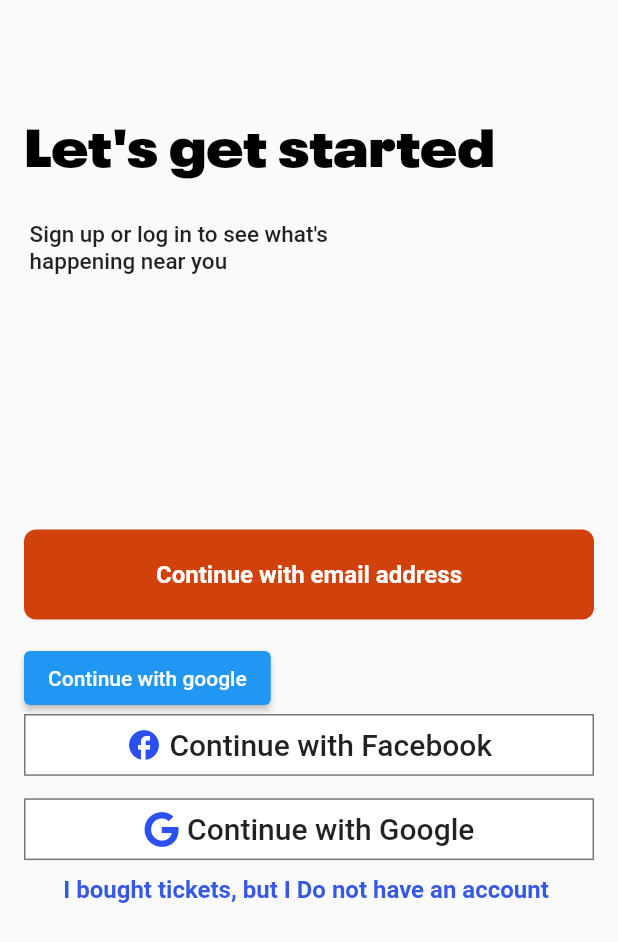
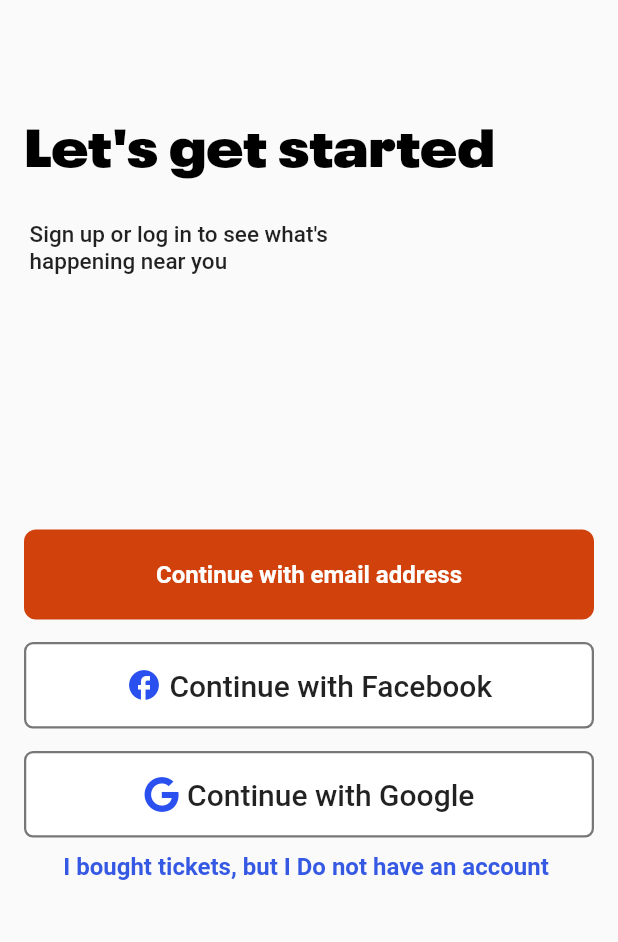
Before and after one commit to EventBriteClone/EventBrite_Clone_CrossPlatform, a Flutter app: the screen it shows after launch, item 3 of the bottom bar chosen, after a tap on "Log in", on a phone screen of 412 x 824 dp. Shown: the top 942 px of the screen. Run offline on Flutter 3.47's test engine with Material 2 defaults, Android fonts, the phone set to English and light mode, and no system bars; our stand-ins replace flutter_pw_validator, font_awesome_flutter, google_sign_in; missing offline and left inert: flutter_facebook_auth; project files that could hold a hidden picture were left out.

Commit message:
youssef2

```diff
--- a/event_brite_app/lib/reusable_widgets/log_out_button.dart
+++ b/event_brite_app/lib/reusable_widgets/log_out_button.dart
@@ -23,12 +23,15 @@ class LogOutButton extends StatelessWidget {
 
       child: Container(
 
-        height: MediaQuery.of(context).size.height * 0.05,
+        height: MediaQuery.of(context).size.height * 0.07,
         decoration: BoxDecoration(
           color: containerColor,
           border: Border.all(
             color: const Color.fromARGB(255, 120, 118, 118),
+            width: 1.5,
           ),
+          borderRadius :BorderRadius.circular(6),
+
         ),
         child: Row(
           mainAxisAlignment: MainAxisAlignment.center,
--- a/event_brite_app/lib/screens/login_signin_pages/entering_password.dart
+++ b/event_brite_app/lib/screens/login_signin_pages/entering_password.dart
@@ -23,8 +23,8 @@ GlobalKey<FormState> formKey=GlobalKey();
       shadowColor: Colors.grey,
       iconTheme: IconThemeData(color: Colors.black,size: 27),
         title: Text('Log in or sign in',style: TextStyle(
-              fontSize: 32,fontFamily: 'Albertus Extra Bold',
-              color: Colors.black,fontWeight: FontWeight.w900,
+              fontSize: 27,fontFamily: 'Neue Plak',
+              color: Colors.black,//fontWeight: FontWeight.w900,
             )),),
       body: Form(
         key: formKey,
--- a/event_brite_app/lib/screens/login_signin_pages/log_in_page1.dart
+++ b/event_brite_app/lib/screens/login_signin_pages/log_in_page1.dart
@@ -36,7 +36,12 @@ class LogInPage1 extends StatelessWidget {
             padding: const EdgeInsets.only(left: 12),
             child: Text(
               'Log in to see your favourites',
-              style: TextStyle(),
+              style: TextStyle(
+                //fontFamily: 'Neue Plak',
+
+                  color: Colors.black,
+                  //fontWeight: FontWeight.w200
+              ),
             ),
           ),
           SizedBox(
--- a/event_brite_app/lib/screens/login_signin_pages/log_in_page2.dart
+++ b/event_brite_app/lib/screens/login_signin_pages/log_in_page2.dart
@@ -65,12 +65,12 @@ class  LogInPage2 extends StatelessWidget {
                 text: 'Continue with email address'),
               SizedBox(height: 15,),
                // ignore: prefer_const_constructors
-               ElevatedButton(
-                onPressed: signIn,
-                 child:Text('Continue with google'),
-                 style: ButtonStyle(
+              //  ElevatedButton(
+              //   onPressed: signIn,
+              //    child:Text('Continue with google'),
+              //    style: ButtonStyle(
 
-                 ),),
+              //    ),),
                LogOutButton(
                 onTap: ()
                         {
@@ -85,6 +85,7 @@ class  LogInPage2 extends StatelessWidget {
               ),
                SizedBox(height: 15,),
                          LogOutButton(
+                          onTap: signIn,
                 containerColor: primaryColor,
                 text: 'Continue with Google',
                 icon:FontAwesomeIcons.google,
--- a/event_brite_app/pubspec.yaml
+++ b/event_brite_app/pubspec.yaml
@@ -71,6 +71,7 @@ flutter:
     - family: Neue Plak
       fonts:
         - asset: lib/fonts/Neue Plak Extended ExtraBlack.ttf
+        - asset: lib/fonts/Neue Plak Extended Light.ttf
     #       style: italic
     # - family: Trajan Pro
     #   fonts:
```
Also changed, not shown: event_brite_app/lib/screens/login_signin_pages/entering_email_page.dart (+15 -2 lines).
